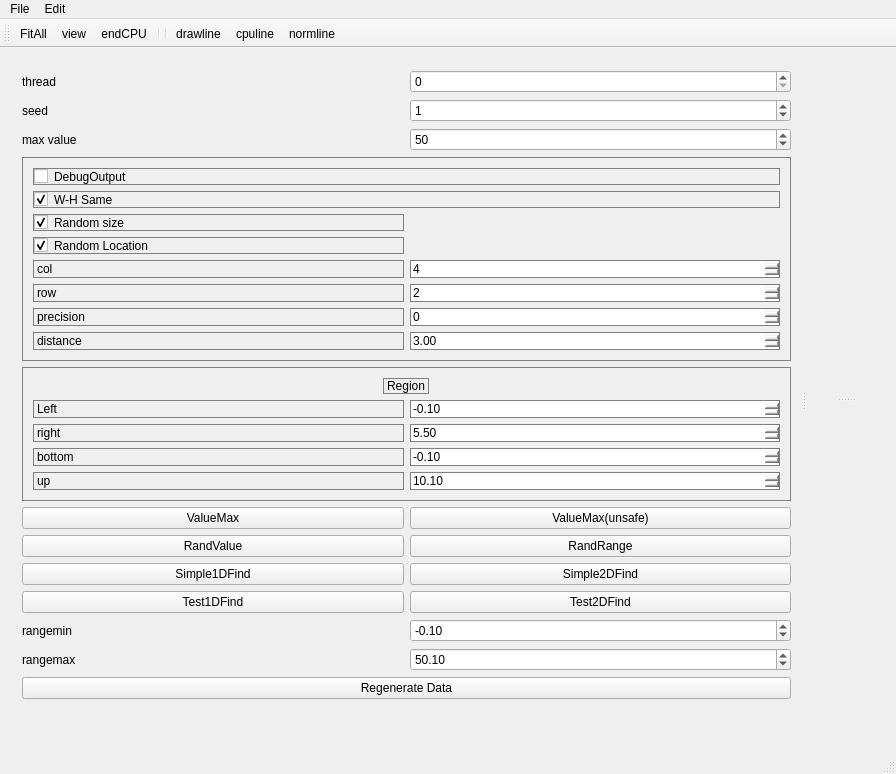
Old version of the form OccDebuger/MainWindowOcc.ui in the repository WisdomToNorth/OccDemo.
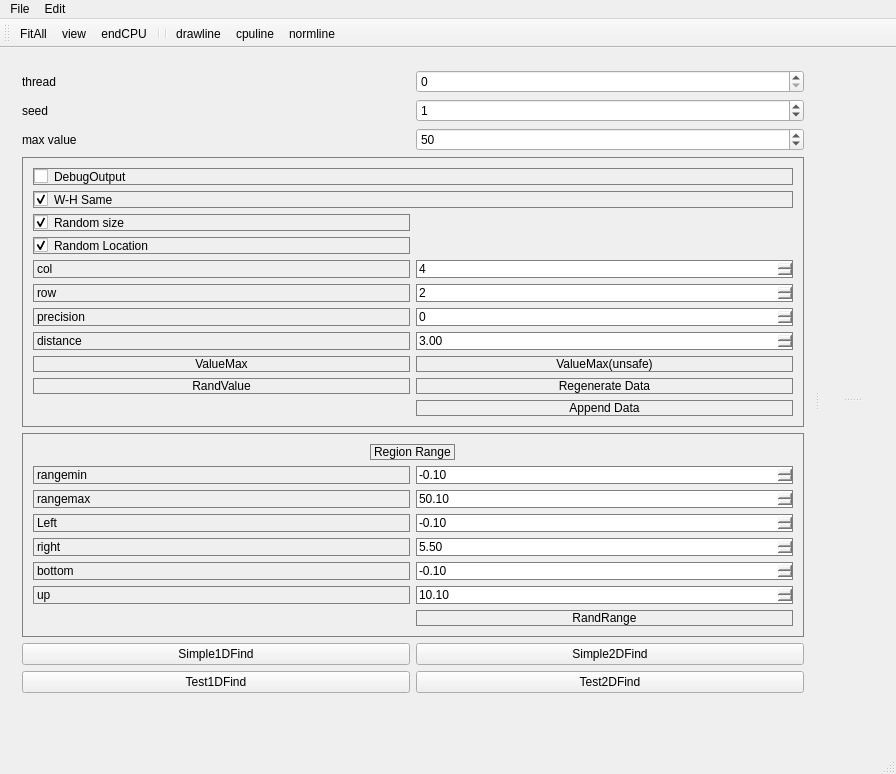
New version of the form.

The edit to the form file:
```diff
--- a/OccDebuger/MainWindowOcc.ui
+++ b/OccDebuger/MainWindowOcc.ui
@@ -50,6 +50,47 @@
                </property>
               </widget>
              </item>
+             <item row="4" column="1">
+              <widget class="QSpinBox" name="sb_precision">
+               <property name="maximum">
+                <number>64</number>
+               </property>
+               <property name="value">
+                <number>0</number>
+               </property>
+              </widget>
+             </item>
+             <item row="7" column="0">
+              <widget class="QPushButton" name="pb_Randvalue">
+               <property name="text">
+                <string>RandValue</string>
+               </property>
+              </widget>
+             </item>
+             <item row="4" column="0">
+              <widget class="QLabel" name="label_6">
+               <property name="text">
+                <string>precision</string>
+               </property>
+              </widget>
+             </item>
+             <item row="1" column="0">
+              <widget class="QCheckBox" name="cb_rand_loc">
+               <property name="text">
+                <string>Random Location</string>
+               </property>
+               <property name="checked">
+                <bool>true</bool>
+               </property>
+              </widget>
+             </item>
+             <item row="6" column="0">
+              <widget class="QPushButton" name="pb_valueMax">
+               <property name="text">
+                <string>ValueMax</string>
+               </property>
+              </widget>
+             </item>
              <item row="0" column="0">
               <widget class="QCheckBox" name="cb_rand_size">
                <property name="text">
@@ -60,6 +101,47 @@
                </property>
               </widget>
              </item>
+             <item row="5" column="0">
+              <widget class="QLabel" name="lb_low_2">
+               <property name="text">
+                <string>distance</string>
+               </property>
+              </widget>
+             </item>
+             <item row="6" column="1">
+              <widget class="QPushButton" name="pb_valueMax_unsafe">
+               <property name="text">
+                <string>ValueMax(unsafe)</string>
+               </property>
+              </widget>
+             </item>
+             <item row="7" column="1">
+              <widget class="QPushButton" name="pb_generate">
+               <property name="text">
+                <string>Regenerate Data</string>
+               </property>
+              </widget>
+             </item>
+             <item row="2" column="1">
+              <widget class="QSpinBox" name="sb_col">
+               <property name="maximum">
+                <number>1000</number>
+               </property>
+               <property name="value">
+                <number>4</number>
+               </property>
+              </widget>
+             </item>
+             <item row="5" column="1">
+              <widget class="QDoubleSpinBox" name="dsb_distance">
+               <property name="singleStep">
+                <double>0.100000000000000</double>
+               </property>
+               <property name="value">
+                <double>3.000000000000000</double>
+               </property>
+              </widget>
+             </item>
              <item row="2" column="0">
               <widget class="QLabel" name="label_3">
                <property name="text">
@@ -77,57 +159,10 @@
                </property>
               </widget>
              </item>
-             <item row="4" column="0">
-              <widget class="QLabel" name="label_6">
+             <item row="8" column="1">
+              <widget class="QPushButton" name="pb_appenddata">
                <property name="text">
-                <string>precision</string>
-               </property>
-              </widget>
-             </item>
-             <item row="5" column="1">
-              <widget class="QDoubleSpinBox" name="dsb_distance">
-               <property name="singleStep">
-                <double>0.100000000000000</double>
-               </property>
-               <property name="value">
-                <double>3.000000000000000</double>
-               </property>
-              </widget>
-             </item>
-             <item row="2" column="1">
-              <widget class="QSpinBox" name="sb_col">
-               <property name="maximum">
-                <number>1000</number>
-               </property>
-               <property name="value">
-                <number>4</number>
-               </property>
-              </widget>
-             </item>
-             <item row="5" column="0">
-              <widget class="QLabel" name="lb_low_2">
-               <property name="text">
-                <string>distance</string>
-               </property>
-              </widget>
-             </item>
-             <item row="1" column="0">
-              <widget class="QCheckBox" name="cb_rand_loc">
-               <property name="text">
-                <string>Random Location</string>
-               </property>
-               <property name="checked">
-                <bool>true</bool>
-               </property>
-              </widget>
-             </item>
-             <item row="4" column="1">
-              <widget class="QSpinBox" name="sb_precision">
-               <property name="maximum">
-                <number>64</number>
-               </property>
-               <property name="value">
-                <number>0</number>
+                <string>Append Data</string>
                </property>
               </widget>
              </item>
@@ -177,13 +212,6 @@
           </property>
          </widget>
         </item>
-        <item row="6" column="0" colspan="2">
-         <widget class="QPushButton" name="pb_generate">
-          <property name="text">
-           <string>Regenerate Data</string>
-          </property>
-         </widget>
-        </item>
         <item row="7" column="0" colspan="2">
          <spacer name="verticalSpacer">
           <property name="orientation">
@@ -202,24 +230,47 @@
           <property name="styleSheet">
            <string notr="true">border:1px solid gray</string>
           </property>
-          <layout class="QGridLayout" name="gridLayout_3" rowstretch="0,0">
-           <item row="0" column="0" alignment="Qt::AlignHCenter">
-            <widget class="QLabel" name="label">
-             <property name="text">
-              <string>Region</string>
-             </property>
-            </widget>
-           </item>
+          <layout class="QGridLayout" name="gridLayout_3" rowstretch="0,0,0">
            <item row="1" column="0">
             <layout class="QGridLayout" name="gridLayout_2">
-             <item row="0" column="0">
+             <item row="3" column="0">
+              <widget class="QLabel" name="lb_high">
+               <property name="text">
+                <string>right</string>
+               </property>
+              </widget>
+             </item>
+             <item row="5" column="1">
+              <widget class="QDoubleSpinBox" name="dsb_up">
+               <property name="minimum">
+                <double>-1000.000000000000000</double>
+               </property>
+               <property name="maximum">
+                <double>1000.000000000000000</double>
+               </property>
+               <property name="singleStep">
+                <double>0.100000000000000</double>
+               </property>
+               <property name="value">
+                <double>10.100000000000000</double>
+               </property>
+              </widget>
+             </item>
+             <item row="2" column="0">
               <widget class="QLabel" name="lb_low">
                <property name="text">
                 <string>Left</string>
                </property>
               </widget>
              </item>
-             <item row="0" column="1">
+             <item row="1" column="0">
+              <widget class="QLabel" name="lb_low_6">
+               <property name="text">
+                <string>rangemax</string>
+               </property>
+              </widget>
+             </item>
+             <item row="2" column="1">
               <widget class="QDoubleSpinBox" name="dsb_left">
                <property name="minimum">
                 <double>-1000.000000000000000</double>
@@ -235,14 +286,23 @@
                </property>
               </widget>
              </item>
-             <item row="1" column="0">
-              <widget class="QLabel" name="lb_high">
-               <property name="text">
-                <string>right</string>
+             <item row="0" column="1">
+              <widget class="QDoubleSpinBox" name="dsb_r_min">
+               <property name="minimum">
+                <double>-1000.000000000000000</double>
+               </property>
+               <property name="maximum">
+                <double>1000.000000000000000</double>
+               </property>
+               <property name="singleStep">
+                <double>0.100000000000000</double>
+               </property>
+               <property name="value">
+                <double>-0.100000000000000</double>
                </property>
               </widget>
              </item>
-             <item row="1" column="1">
+             <item row="3" column="1">
               <widget class="QDoubleSpinBox" name="dsb_right">
                <property name="minimum">
                 <double>-1000.000000000000000</double>
@@ -258,66 +318,80 @@
                </property>
               </widget>
              </item>
-             <item row="2" column="0">
+             <item row="1" column="1">
+              <widget class="QDoubleSpinBox" name="dsb_r_max">
+               <property name="minimum">
+                <double>-1000.000000000000000</double>
+               </property>
+               <property name="maximum">
+                <double>1000.000000000000000</double>
+               </property>
+               <property name="singleStep">
+                <double>0.100000000000000</double>
+               </property>
+               <property name="value">
+                <double>50.100000000000001</double>
+               </property>
+              </widget>
+             </item>
+             <item row="4" column="1">
+              <widget class="QDoubleSpinBox" name="dsb_down">
+               <property name="minimum">
+                <double>-1000.000000000000000</double>
+               </property>
+               <property name="maximum">
+                <double>1000.000000000000000</double>
+               </property>
+               <property name="singleStep">
+                <double>0.100000000000000</double>
+               </property>
+               <property name="value">
+                <double>-0.100000000000000</double>
+               </property>
+              </widget>
+             </item>
+             <item row="0" column="0">
+              <widget class="QLabel" name="lb_low_5">
+               <property name="text">
+                <string>rangemin</string>
+               </property>
+              </widget>
+             </item>
+             <item row="4" column="0">
               <widget class="QLabel" name="lb_low_3">
                <property name="text">
                 <string>bottom</string>
                </property>
               </widget>
              </item>
-             <item row="2" column="1">
-              <widget class="QDoubleSpinBox" name="dsb_down">
-               <property name="minimum">
-                <double>-1000.000000000000000</double>
-               </property>
-               <property name="maximum">
-                <double>1000.000000000000000</double>
-               </property>
-               <property name="singleStep">
-                <double>0.100000000000000</double>
-               </property>
-               <property name="value">
-                <double>-0.100000000000000</double>
-               </property>
-              </widget>
-             </item>
-             <item row="3" column="0">
+             <item row="5" column="0">
               <widget class="QLabel" name="lb_low_4">
                <property name="text">
                 <string>up</string>
                </property>
               </widget>
              </item>
-             <item row="3" column="1">
-              <widget class="QDoubleSpinBox" name="dsb_up">
-               <property name="minimum">
-                <double>-1000.000000000000000</double>
-               </property>
-               <property name="maximum">
-                <double>1000.000000000000000</double>
-               </property>
-               <property name="singleStep">
-                <double>0.100000000000000</double>
-               </property>
-               <property name="value">
-                <double>10.100000000000000</double>
+             <item row="6" column="1">
+              <widget class="QPushButton" name="pb_RandRange">
+               <property name="text">
+                <string>RandRange</string>
                </property>
               </widget>
              </item>
             </layout>
            </item>
+           <item row="0" column="0" alignment="Qt::AlignHCenter">
+            <widget class="QLabel" name="label">
+             <property name="text">
+              <string>Region Range</string>
+             </property>
+            </widget>
+           </item>
           </layout>
          </widget>
         </item>
         <item row="5" column="0" colspan="2">
          <layout class="QGridLayout" name="gridLayout_6">
-          <item row="6" column="0">
-           <widget class="QLabel" name="lb_low_6">
-            <property name="text">
-             <string>rangemax</string>
-            </property>
-           </widget>
-          </item>
           <item row="4" column="0">
            <widget class="QPushButton" name="pb_Test1DFind">
             <property name="text">
@@ -325,20 +399,6 @@
             </property>
            </widget>
           </item>
-          <item row="2" column="1">
-           <widget class="QPushButton" name="pb_RandRange">
-            <property name="text">
-             <string>RandRange</string>
-            </property>
-           </widget>
-          </item>
-          <item row="0" column="1">
-           <widget class="QPushButton" name="pb_valueMax_unsafe">
-            <property name="text">
-             <string>ValueMax(unsafe)</string>
-            </property>
-           </widget>
-          </item>
           <item row="4" column="1">
            <widget class="QPushButton" name="pb_Test2DFind">
             <property name="text">
@@ -346,59 +406,6 @@
             </property>
            </widget>
           </item>
-          <item row="5" column="0">
-           <widget class="QLabel" name="lb_low_5">
-            <property name="text">
-             <string>rangemin</string>
-            </property>
-           </widget>
-          </item>
-          <item row="5" column="1">
-           <widget class="QDoubleSpinBox" name="dsb_r_min">
-            <property name="minimum">
-             <double>-1000.000000000000000</double>
-            </property>
-            <property name="maximum">
-             <double>1000.000000000000000</double>
-            </property>
-            <property name="singleStep">
-             <double>0.100000000000000</double>
-            </property>
-            <property name="value">
-             <double>-0.100000000000000</double>
-            </property>
-           </widget>
-          </item>
-          <item row="6" column="1">
-           <widget class="QDoubleSpinBox" name="dsb_r_max">
-            <property name="minimum">
-             <double>-1000.000000000000000</double>
-            </property>
-            <property name="maximum">
-             <double>1000.000000000000000</double>
-            </property>
-            <property name="singleStep">
-             <double>0.100000000000000</double>
-            </property>
-            <property name="value">
-             <double>50.100000000000001</double>
-            </property>
-           </widget>
-          </item>
-          <item row="2" column="0">
-           <widget class="QPushButton" name="pb_Randvalue">
-            <property name="text">
-             <string>RandValue</string>
-            </property>
-           </widget>
-          </item>
-          <item row="0" column="0">
-           <widget class="QPushButton" name="pb_valueMax">
-            <property name="text">
-             <string>ValueMax</string>
-            </property>
-           </widget>
-          </item>
           <item row="3" column="1">
            <widget class="QPushButton" name="pb_Simple2DFind">
             <property name="text">
```
Left out of the diff: 16 changed lines with no effect on the pictures.
